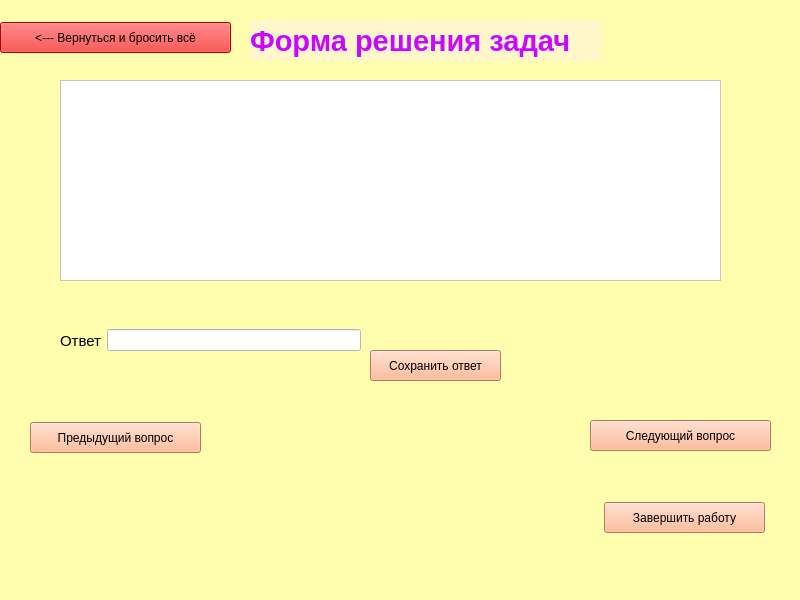
Old version of the form pythonProject12/tester.ui in the repository KOJlGyH/project_for_npk.
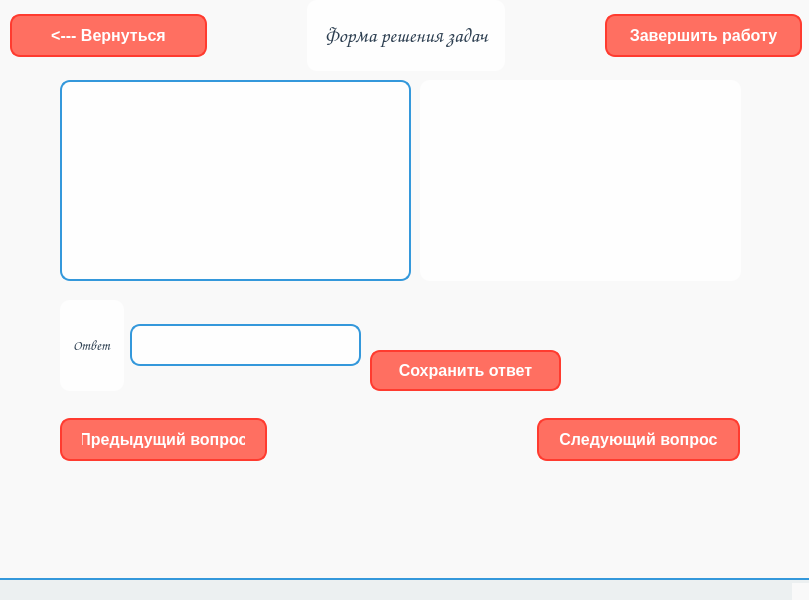
New version of the form. Icons and pictures are not drawn.

```diff
--- a/pythonProject12/tester.ui
+++ b/pythonProject12/tester.ui
@@ -6,7 +6,7 @@
    <rect>
     <x>0</x>
     <y>0</y>
-    <width>800</width>
+    <width>809</width>
     <height>600</height>
    </rect>
   </property>
@@ -14,51 +14,352 @@
    <string>MainWindow</string>
   </property>
   <property name="styleSheet">
-   <string notr="true">background-color: rgb(255, 253, 174);</string>
+   <string notr="true">/* General Settings */
+QWidget {
+    font-family: &quot;Comic Sans MS&quot;; /* Fun and playful font */
+    font-size: 14px;
+    color: #2c3e50; /* Dark blue for text */
+    background-color: #f9f9f9; /* Light gray background */
+}
+
+/* Background Images for Different Pages */
+QWidget#mathPage {
+    background-image: url(:/backgrounds/math_background.png); /* Math-themed background */
+    background-position: center;
+    background-repeat: no-repeat;
+    background-size: cover;
+}
+
+QWidget#sciencePage {
+    background-image: url(:/backgrounds/science_background.png); /* Science-themed background */
+    background-position: center;
+    background-repeat: no-repeat;
+    background-size: cover;
+}
+
+QWidget#literaturePage {
+    background-image: url(:/backgrounds/literature_background.png); /* Literature-themed background */
+    background-position: center;
+    background-repeat: no-repeat;
+    background-size: cover;
+}
+
+QWidget#historyPage {
+    background-image: url(:/backgrounds/history_background.png); /* History-themed background */
+    background-position: center;
+    background-repeat: no-repeat;
+    background-size: cover;
+}
+
+/* Buttons */
+QPushButton {
+    background-color: #ff6f61; /* Coral */
+    color: white;
+    border: 2px solid #ff3b2f; /* Darker coral */
+    border-radius: 10px;
+    padding: 10px 20px;
+    font-weight: bold;
+    font-size: 16px;
+}
+
+QPushButton:hover {
+    background-color: #ff3b2f; /* Darker coral on hover */
+}
+
+QPushButton:pressed {
+    background-color: #ff1a1a; /* Even darker coral when pressed */
+}
+
+QPushButton:disabled {
+    background-color: #bdc3c7; /* Gray */
+    color: #7f8c8d; /* Light gray text */
+    border: 2px solid #95a5a6;
+}
+
+/* Line Edits */
+QLineEdit {
+    background-color: rgba(255, 255, 255, 0.9); /* Semi-transparent white */
+    border: 2px solid #3498db; /* Blue border */
+    border-radius: 10px;
+    padding: 10px;
+    font-size: 14px;
+}
+
+QLineEdit:focus {
+    border: 2px solid #ff6f61; /* Coral border when focused */
+}
+
+/* Labels */
+QLabel {
+    color: #2c3e50; /* Dark blue */
+    font-size: 14px;
+    background-color: rgba(255, 255, 255, 0.8); /* Semi-transparent white */
+    border-radius: 10px;
+    padding: 10px;
+}
+
+QLabel#titleLabel {
+    font-size: 24px;
+    font-weight: bold;
+    color: #3498db; /* Blue for titles */
+    background-color: transparent; /* No background for titles */
+}
+
+/* Combo Boxes */
+QComboBox {
+    background-color: rgba(255, 255, 255, 0.9); /* Semi-transparent white */
+    border: 2px solid #3498db; /* Blue border */
+    border-radius: 10px;
+    padding: 10px;
+    font-size: 14px;
+}
+
+QComboBox::drop-down {
+    subcontrol-origin: padding;
+    subcontrol-position: top right;
+    width: 30px;
+    border-left: 2px solid #3498db;
+}
+
+QComboBox::down-arrow {
+    image: url(:/icons/down_arrow.png); /* Replace with your icon */
+}
+
+QComboBox QAbstractItemView {
+    background-color: white;
+    border: 2px solid #3498db;
+    selection-background-color: #ff6f61; /* Coral for selected item */
+    selection-color: white;
+}
+
+/* Check Boxes */
+QCheckBox {
+    color: #2c3e50;
+    background-color: rgba(255, 255, 255, 0.8); /* Semi-transparent white */
+    border-radius: 10px;
+    padding: 10px;
+}
+
+QCheckBox::indicator {
+    width: 20px;
+    height: 20px;
+}
+
+QCheckBox::indicator:checked {
+    image: url(:/icons/checked.png); /* Replace with your icon */
+}
+
+QCheckBox::indicator:unchecked {
+    image: url(:/icons/unchecked.png); /* Replace with your icon */
+}
+
+/* Radio Buttons */
+QRadioButton {
+    color: #2c3e50;
+    background-color: rgba(255, 255, 255, 0.8); /* Semi-transparent white */
+    border-radius: 10px;
+    padding: 10px;
+}
+
+QRadioButton::indicator {
+    width: 20px;
+    height: 20px;
+}
+
+QRadioButton::indicator:checked {
+    image: url(:/icons/radio_checked.png); /* Replace with your icon */
+}
+
+QRadioButton::indicator:unchecked {
+    image: url(:/icons/radio_unchecked.png); /* Replace with your icon */
+}
+
+/* Progress Bars */
+QProgressBar {
+    background-color: #bdc3c7;
+    border: 2px solid #95a5a6;
+    border-radius: 10px;
+    text-align: center;
+    color: #2c3e50;
+}
+
+QProgressBar::chunk {
+    background-color: #ff6f61; /* Coral */
+    border-radius: 10px;
+}
+
+/* Spin Boxes */
+QSpinBox {
+    background-color: rgba(255, 255, 255, 0.9); /* Semi-transparent white */
+    border: 2px solid #3498db; /* Blue border */
+    border-radius: 10px;
+    padding: 10px;
+    font-size: 14px;
+}
+
+QSpinBox::up-button, QSpinBox::down-button {
+    subcontrol-origin: border;
+    subcontrol-position: top right;
+    width: 30px;
+    border-left: 2px solid #3498db;
+}
+
+QSpinBox::up-arrow {
+    image: url(:/icons/up_arrow.png); /* Replace with your icon */
+}
+
+QSpinBox::down-arrow {
+    image: url(:/icons/down_arrow.png); /* Replace with your icon */
+}
+
+/* Group Boxes */
+QGroupBox {
+    border: 2px solid #3498db; /* Blue border */
+    border-radius: 10px;
+    margin-top: 10px;
+    padding-top: 15px;
+    font-weight: bold;
+    color: #3498db; /* Blue for group box titles */
+    background-color: rgba(255, 255, 255, 0.8); /* Semi-transparent white */
+}
+
+QGroupBox::title {
+    subcontrol-origin: margin;
+    subcontrol-position: top left;
+    padding: 0 10px;
+}
+
+/* Tabs */
+QTabWidget::pane {
+    border: 2px solid #3498db; /* Blue border */
+    border-radius: 10px;
+    padding: 10px;
+    background-color: rgba(255, 255, 255, 0.9); /* Semi-transparent white */
+}
+
+QTabBar::tab {
+    background-color: #ecf0f1;
+    border: 2px solid #3498db;
+    border-bottom: none;
+    padding: 10px 20px;
+    border-top-left-radius: 10px;
+    border-top-right-radius: 10px;
+    font-size: 14px;
+}
+
+QTabBar::tab:selected {
+    background-color: white;
+    border-bottom: 2px solid white;
+}
+
+QTabBar::tab:hover {
+    background-color: #ff6f61; /* Coral on hover */
+    color: white;
+}
+
+/* Scroll Bars */
+QScrollBar:horizontal, QScrollBar:vertical {
+    background-color: #ecf0f1;
+    border-radius: 10px;
+}
+
+QScrollBar::handle:horizontal, QScrollBar::handle:vertical {
+    background-color: #ff6f61; /* Coral */
+    border-radius: 10px;
+}
+
+QScrollBar::add-line, QScrollBar::sub-line {
+    background: none;
+}
+
+/* Tool Tips */
+QToolTip {
+    background-color: #ff6f61; /* Coral */
+    color: white;
+    border: 2px solid #ff3b2f;
+    padding: 10px;
+    border-radius: 10px;
+}
+
+/* Menus */
+QMenuBar {
+    background-color: #ecf0f1;
+    color: #2c3e50;
+}
+
+QMenuBar::item {
+    padding: 10px 20px;
+}
+
+QMenuBar::item:selected {
+    background-color: #ff6f61; /* Coral */
+    color: white;
+}
+
+QMenu {
+    background-color: white;
+    border: 2px solid #3498db;
+    padding: 10px;
+}
+
+QMenu::item {
+    padding: 10px 20px;
+}
+
+QMenu::item:selected {
+    background-color: #ff6f61; /* Coral */
+    color: white;
+}
+
+/* Tables */
+QTableView {
+    background-color: white;
+    border: 2px solid #3498db;
+    border-radius: 10px;
+}
+
+QTableView::item {
+    padding: 10px;
+}
+
+QTableView::item:selected {
+    background-color: #ff6f61; /* Coral */
+    color: white;
+}
+
+/* Text Edit */
+QTextEdit {
+    background-color: rgba(255, 255, 255, 0.9); /* Semi-transparent white */
+    border: 2px solid #3498db;
+    border-radius: 10px;
+    padding: 10px;
+}
+
+QTextEdit:focus {
+    border: 2px solid #ff6f61; /* Coral */
+}
+
+/* Status Bar */
+QStatusBar {
+    background-color: #ecf0f1;
+    border-top: 2px solid #3498db;
+    padding: 10px;
+}
+
+/* Tool Bars */
+QToolBar {
+    background-color: #ecf0f1;
+    border-bottom: 2px solid #3498db;
+    padding: 10px;
+}
+
+QToolBar::separator {
+    background-color: #3498db;
+    width: 2px;
+    margin: 10px;
+}</string>
   </property>
   <widget class="QWidget" name="centralwidget">
-   <widget class="QLabel" name="label">
-    <property name="geometry">
-     <rect>
-      <x>250</x>
-      <y>20</y>
-      <width>351</width>
-      <height>41</height>
-     </rect>
-    </property>
-    <property name="font">
-     <font>
-      <pointsize>22</pointsize>
-      <weight>75</weight>
-      <bold>true</bold>
-     </font>
-    </property>
-    <property name="styleSheet">
-     <string notr="true">background-color: rgb(255, 247, 201);
-color: rgb(202, 8, 255);</string>
-    </property>
-    <property name="text">
-     <string>Форма решения задач</string>
-    </property>
-   </widget>
-   <widget class="QPushButton" name="endButton">
-    <property name="geometry">
-     <rect>
-      <x>604</x>
-      <y>502</y>
-      <width>161</width>
-      <height>31</height>
-     </rect>
-    </property>
-    <property name="styleSheet">
-     <string notr="true">background-color: rgb(255, 170, 127);
-font: 75 12pt &quot;MS Shell Dlg 2&quot;;
-gridline-color: rgb(170, 0, 0);</string>
-    </property>
-    <property name="text">
-     <string>Завершить работу</string>
-    </property>
-   </widget>
    <widget class="QTextBrowser" name="qwestionText">
     <property name="enabled">
      <bool>false</bool>
@@ -67,15 +368,12 @@
      <rect>
       <x>60</x>
       <y>80</y>
-      <width>661</width>
+      <width>351</width>
       <height>201</height>
      </rect>
     </property>
     <property name="styleSheet">
-     <string notr="true">
-font: 11pt &quot;MS Shell Dlg 2&quot;;
-background-color: rgb(255, 255, 255);
-color: rgb(0, 0, 0);</string>
+     <string notr="true"/>
     </property>
    </widget>
    <widget class="QWidget" name="horizontalLayoutWidget">
@@ -84,7 +382,7 @@
       <x>60</x>
       <y>300</y>
       <width>301</width>
-      <height>81</height>
+      <height>91</height>
      </rect>
     </property>
     <layout class="QHBoxLayout" name="horizontalLayout">
@@ -92,9 +390,13 @@
       <widget class="QLabel" name="label_2">
        <property name="font">
         <font>
-         <pointsize>11</pointsize>
+         <family>Comic Sans MS</family>
+         <pointsize>-1</pointsize>
         </font>
        </property>
+       <property name="styleSheet">
+        <string notr="true">font-size: 14px;</string>
+       </property>
        <property name="text">
         <string>Ответ</string>
        </property>
@@ -103,9 +405,7 @@
      <item>
       <widget class="QLineEdit" name="answerEdit">
        <property name="styleSheet">
-        <string notr="true">color: rgb(0, 0, 0);
-background-color: rgb(255, 255, 255);
-border-bottom-color: rgb(255, 0, 0);</string>
+        <string notr="true"/>
        </property>
       </widget>
      </item>
@@ -116,72 +416,123 @@
      <rect>
       <x>370</x>
       <y>350</y>
-      <width>131</width>
-      <height>31</height>
+      <width>191</width>
+      <height>41</height>
      </rect>
     </property>
     <property name="styleSheet">
-     <string notr="true">background-color: rgb(255, 170, 127);
-font: 75 12pt &quot;MS Shell Dlg 2&quot;;
-gridline-color: rgb(170, 0, 0);</string>
+     <string notr="true"/>
     </property>
     <property name="text">
      <string>Сохранить ответ</string>
     </property>
    </widget>
-   <widget class="QPushButton" name="previewButton">
+   <widget class="QWidget" name="horizontalLayoutWidget_2">
     <property name="geometry">
      <rect>
-      <x>30</x>
-      <y>422</y>
-      <width>171</width>
-      <height>31</height>
+      <x>60</x>
+      <y>400</y>
+      <width>680</width>
+      <height>80</height>
      </rect>
     </property>
-    <property name="styleSheet">
-     <string notr="true">background-color: rgb(255, 170, 127);
-font: 75 12pt &quot;MS Shell Dlg 2&quot;;
-gridline-color: rgb(170, 0, 0);</string>
-    </property>
-    <property name="text">
-     <string>Предыдущий вопрос</string>
-    </property>
+    <layout class="QHBoxLayout" name="horizontalLayout_2">
+     <property name="spacing">
+      <number>270</number>
+     </property>
+     <property name="rightMargin">
+      <number>0</number>
+     </property>
+     <item>
+      <widget class="QPushButton" name="previewButton">
+       <property name="styleSheet">
+        <string notr="true"/>
+       </property>
+       <property name="text">
+        <string>Предыдущий вопрос</string>
+       </property>
+      </widget>
+     </item>
+     <item>
+      <widget class="QPushButton" name="nextButton">
+       <property name="styleSheet">
+        <string notr="true"/>
+       </property>
+       <property name="text">
+        <string>Следующий вопрос</string>
+       </property>
+      </widget>
+     </item>
+    </layout>
    </widget>
-   <widget class="QPushButton" name="nextButton">
+   <widget class="QWidget" name="horizontalLayoutWidget_3">
     <property name="geometry">
      <rect>
-      <x>590</x>
-      <y>420</y>
-      <width>181</width>
-      <height>31</height>
+      <x>10</x>
+      <y>0</y>
+      <width>792</width>
+      <height>71</height>
      </rect>
     </property>
-    <property name="styleSheet">
-     <string notr="true">background-color: rgb(255, 170, 127);
-font: 75 12pt &quot;MS Shell Dlg 2&quot;;
-gridline-color: rgb(170, 0, 0);</string>
-    </property>
-    <property name="text">
-     <string>Следующий вопрос</string>
-    </property>
+    <layout class="QHBoxLayout" name="horizontalLayout_3">
+     <property name="spacing">
+      <number>100</number>
+     </property>
+     <item>
+      <widget class="QPushButton" name="pushButton">
+       <property name="styleSheet">
+        <string notr="true"/>
+       </property>
+       <property name="text">
+        <string>&lt;--- Вернуться</string>
+       </property>
+      </widget>
+     </item>
+     <item>
+      <widget class="QLabel" name="label">
+       <property name="font">
+        <font>
+         <family>Comic Sans MS</family>
+         <pointsize>-1</pointsize>
+        </font>
+       </property>
+       <property name="autoFillBackground">
+        <bool>false</bool>
+       </property>
+       <property name="styleSheet">
+        <string notr="true">font-size: 20px;</string>
+       </property>
+       <property name="text">
+        <string>Форма решения задач</string>
+       </property>
+       <property name="alignment">
+        <set>Qt::AlignCenter</set>
+       </property>
+      </widget>
+     </item>
+     <item>
+      <widget class="QPushButton" name="endButton">
+       <property name="styleSheet">
+        <string notr="true"/>
+       </property>
+       <property name="text">
+        <string>Завершить работу</string>
+       </property>
+      </widget>
+     </item>
+    </layout>
    </widget>
-   <widget class="QPushButton" name="pushButton">
+   <widget class="QLabel" name="label_3">
     <property name="geometry">
      <rect>
-      <x>0</x>
-      <y>22</y>
-      <width>231</width>
-      <height>31</height>
+      <x>420</x>
+      <y>80</y>
+      <width>321</width>
+      <height>201</height>
      </rect>
     </property>
-    <property name="styleSheet">
-     <string notr="true">background-color: rgb(255, 0, 0);
-font: 75 12pt &quot;MS Shell Dlg 2&quot;;
-gridline-color: rgb(170, 0, 0);
-color: rgb(0, 0, 0);</string>
-    </property>
     <property name="text">
-     <string>&lt;--- Вернуться и бросить всё</string>
+     <string/>
     </property>
    </widget>
   </widget>
```
Left out of the diff: 3 changed lines with no effect on the pictures.
